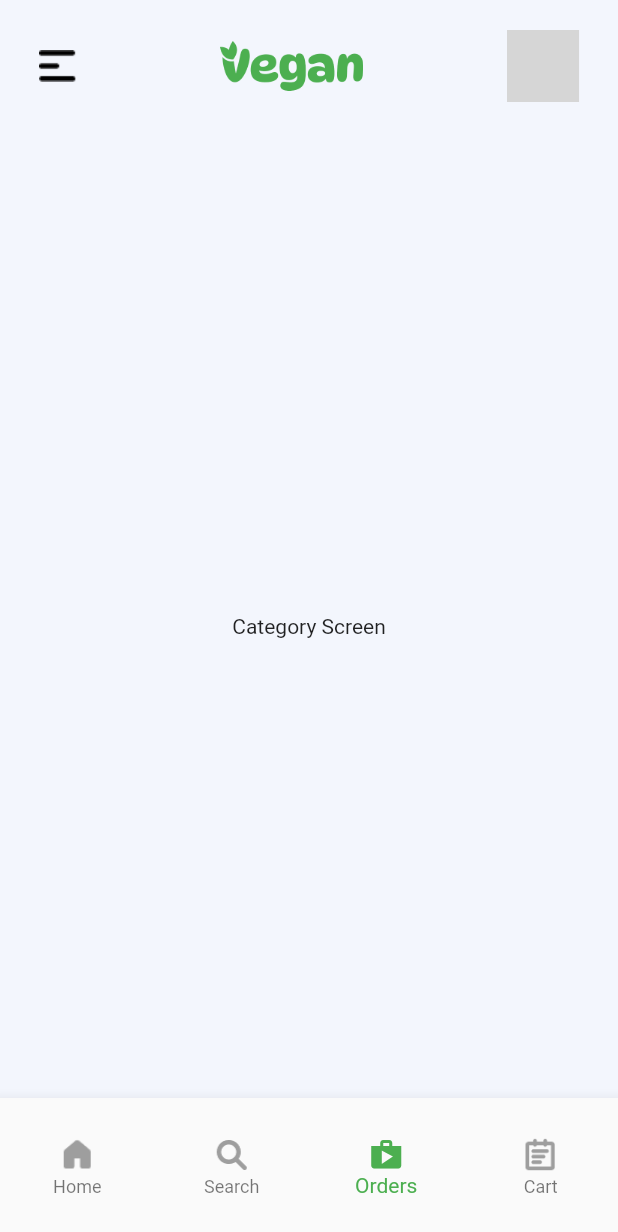
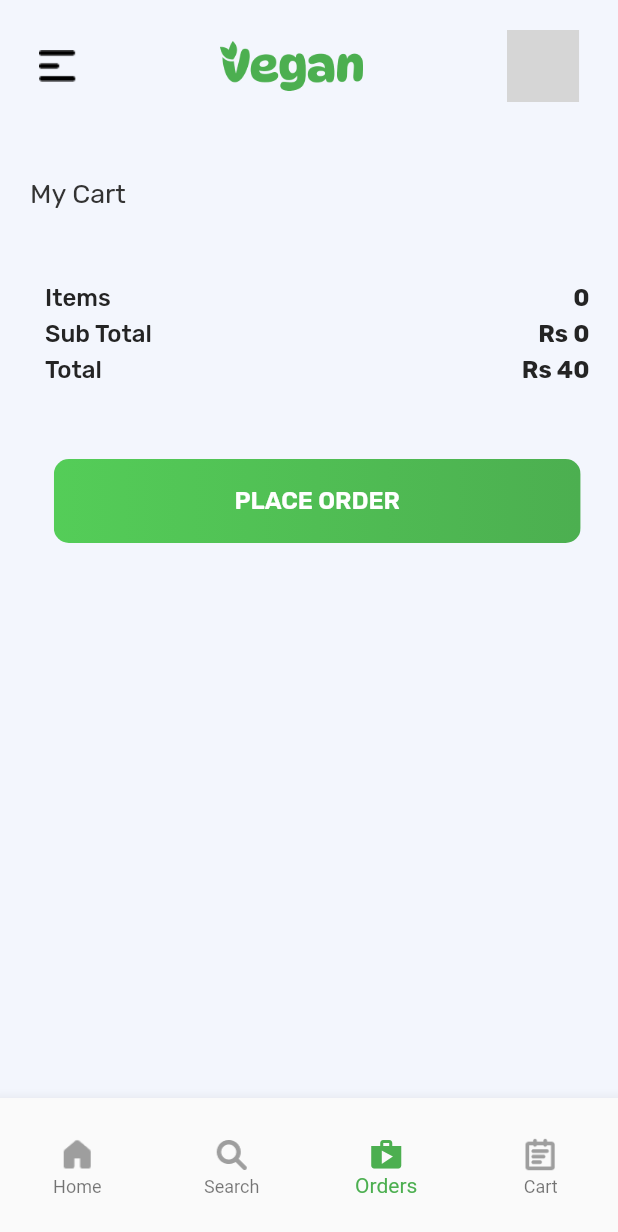
Before and after one commit to AdeebAbubacker/fruit_shop_app, a Flutter app: the MainScreen screen opened by its route, item 3 of the bottom bar chosen, on a phone screen of 412 x 824 dp. Shown: the top 1232 px of the screen. Run offline on Flutter 3.47's test engine with Material 3 defaults, Android fonts, the light colour scheme and no system bars; our stand-ins replace bloc, carousel_slider, cloud_firestore, dartz, firebase_auth, firebase_core and 3 more; missing offline and left inert: jumping_dot, svg_flutter; accounts and stored records are empty; grey boxes are pictures that could not be loaded.

Commit message:
view order screen created

```diff
--- /dev/null
+++ b/lib/core/model/order/order.dart
@@ -0,0 +1,37 @@
+import 'package:cloud_firestore/cloud_firestore.dart';
+import 'package:fruit_shop_app/core/model/cart_item/cart_item.dart';
+
+class OrderModel {
+  final String orderId;
+  final String userId;
+  final List<CartItem> items;
+  final double totalPrice;
+  final DateTime timestamp;
+
+  OrderModel({
+    required this.orderId,
+    required this.userId,
+    required this.items,
+    required this.totalPrice,
+    required this.timestamp,
+  });
+
+  factory OrderModel.fromMap(String orderId, Map<String, dynamic> data) {
+    return OrderModel(
+      orderId: orderId,
+      userId: data['userId'],
+      items: List<CartItem>.from(data['items'].map((item) => CartItem.fromMap(item))),
+      totalPrice: data['totalPrice'],
+      timestamp: (data['timestamp'] as Timestamp).toDate(),
+    );
+  }
+
+  Map<String, dynamic> toMap() {
+    return {
+      'userId': userId,
+      'items': items.map((item) => item.toMap()).toList(),
+      'totalPrice': totalPrice,
+      'timestamp': timestamp,
+    };
+  }
+}
--- /dev/null
+++ b/lib/core/view_model/viewOrders/view_orders_event.dart
@@ -0,0 +1,7 @@
+part of 'view_orders_bloc.dart';
+
+@freezed
+class ViewOrdersEvent with _$ViewOrdersEvent {
+  const factory ViewOrdersEvent.started() = _Started;
+  const factory ViewOrdersEvent.vieworder() = _Vieworder;
+}
--- /dev/null
+++ b/lib/core/view_model/viewOrders/view_orders_state.dart
@@ -0,0 +1,10 @@
+part of 'view_orders_bloc.dart';
+
+@freezed
+class ViewOrdersState with _$ViewOrdersState {
+  const factory ViewOrdersState.initial() = _Initial;
+  const factory ViewOrdersState.loading() = _Loading;
+  const factory ViewOrdersState.dataLoaded({required List<OrderModel> orderList}) =
+      _ViewCart;
+  const factory ViewOrdersState.error({required bool error}) = ViewOrdersStateError;
+}
--- a/lib/core/view_model/view_cart/view_cart_bloc.dart
+++ b/lib/core/view_model/view_cart/view_cart_bloc.dart
@@ -8,11 +8,9 @@ part 'view_cart_state.dart';
 part 'view_cart_bloc.freezed.dart';
 
 class ViewCartBloc extends Bloc<ViewCartEvent, ViewCartState> {
-   final CartService cartService;
+  final CartService cartService;
   ViewCartBloc(this.cartService) : super(_Initial()) {
-
-
-          on<_Viewcart>((event, emit) async {
+    on<_Viewcart>((event, emit) async {
       emit(const ViewCartState.loading());
 
       try {
--- a/lib/screens/main_screen/main_screen.dart
+++ b/lib/screens/main_screen/main_screen.dart
@@ -1,6 +1,6 @@
 import 'package:flutter/material.dart';
 import 'package:fruit_shop_app/screens/main_screen/sub_screen/cart/cart_widget.dart';
-import 'package:fruit_shop_app/screens/main_screen/sub_screen/categories/category_widget.dart';
+import 'package:fruit_shop_app/screens/main_screen/sub_screen/orders/category_widget.dart';
 import 'package:fruit_shop_app/screens/main_screen/sub_screen/explore/explore_widget.dart';
 import 'package:fruit_shop_app/screens/main_screen/sub_screen/home/home_widget.dart';
 import 'package:fruit_shop_app/widgets/appbar.dart';
@@ -24,7 +24,7 @@ class _MainScreenState extends State<MainScreen> {
   static final List<Widget> _screens = [
     const HomeWidget(),
     const ExploreWidget(),
-    const CategoryWidget(),
+     ViewOrders(),
     ViewCartWidget()
   ];
 
--- a/lib/screens/main_screen/sub_screen/cart/cart_widget.dart
+++ b/lib/screens/main_screen/sub_screen/cart/cart_widget.dart
@@ -9,7 +9,7 @@ import 'package:fruit_shop_app/widgets/buttons.dart';
 
 class ViewCartWidget extends StatelessWidget {
   ViewCartWidget({super.key});
-  final OrderService2 _orderService = OrderService2();
+  final OrderService _orderService = OrderService();
   @override
   Widget build(BuildContext context) {
     // Trigger the event to load cart data only once at init state
--- a/lib/screens/main_screen/sub_screen/categories/category_widget.dart
+++ /dev/null
@@ -1,18 +0,0 @@
-import 'package:flutter/material.dart';
-
-class CategoryWidget extends StatelessWidget {
-  const CategoryWidget({super.key});
-
-  @override
-  Widget build(BuildContext context) {
-    return const Center(
-      child: Column(
-        mainAxisAlignment: MainAxisAlignment.center,
-        crossAxisAlignment: CrossAxisAlignment.center,
-        children: [
-          Text("Category Screen"),
-        ],
-      ),
-    );
-  }
-}
--- a/lib/screens/cart/view_cart_screen.dart
+++ b/lib/screens/main_screen/sub_screen/orders/category_widget.dart
@@ -7,9 +7,9 @@ import 'package:fruit_shop_app/core/view_model/view_cart/view_cart_bloc.dart';
 import 'package:fruit_shop_app/core/view_model/view_cart_price/view_cart_price_bloc.dart';
 import 'package:fruit_shop_app/widgets/buttons.dart';
 
-class ViewCartScreen extends StatelessWidget {
-  ViewCartScreen({super.key});
-  final OrderService2 _orderService = OrderService2();
+class ViewOrders extends StatelessWidget {
+  ViewOrders({super.key});
+  final OrderService _orderService = OrderService();
   @override
   Widget build(BuildContext context) {
     // Trigger the event to load cart data only once at init state
@@ -18,10 +18,7 @@ class ViewCartScreen extends StatelessWidget {
       context.read<ViewCartPriceBloc>().add(ViewCartPriceEvent.viewcart());
     });
 
-    return Scaffold(
-      backgroundColor: const Color(0XFFFAFAFA),
-      body: SafeArea(
-        child: Padding(
+    return Padding(
       padding: const EdgeInsets.only(left: 20, right: 9),
       child: SingleChildScrollView(
         physics: const BouncingScrollPhysics(),
@@ -121,8 +118,6 @@ class ViewCartScreen extends StatelessWidget {
               },
             ),
           ],
-            ),
-          ),
         ),
       ),
     );
```
Also changed, not shown: lib/core/service/order/order_service.dart (+25 -33 lines), lib/core/view_model/viewOrders/view_orders_bloc.dart (added, +31 -0 lines), lib/main.dart (+7 -1 lines), lib/screens/sample_orders.dart (added, +75 -0 lines), lib/core/view_model/viewOrders/view_orders_bloc.freezed.dart (added). Lines whose indentation alone changed are shown as unchanged.
